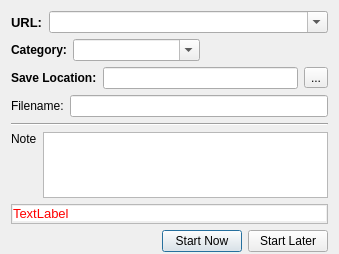
First picture: the form in REXLoader/addtaskdialog.ui, repository RA9OAJ/rexloader, before the edit.
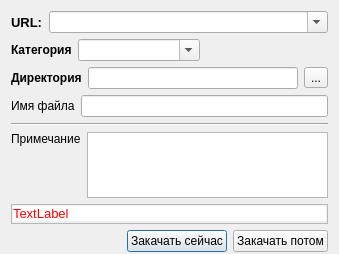
Second picture: the form after the edit.

```diff
--- a/REXLoader/addtaskdialog.ui
+++ b/REXLoader/addtaskdialog.ui
@@ -73,7 +73,7 @@
         <string notr="true">font: bold 12px;</string>
        </property>
        <property name="text">
-        <string>Category:</string>
+        <string>Категория</string>
        </property>
       </widget>
      </item>
@@ -113,7 +113,7 @@
         <string notr="true">font:  bold 12px;</string>
        </property>
        <property name="text">
-        <string>Save Location:</string>
+        <string>Директория</string>
        </property>
       </widget>
      </item>
@@ -147,7 +147,7 @@
      <item>
       <widget class="QLabel" name="label_5">
        <property name="text">
-        <string>Filename:</string>
+        <string>Имя файла</string>
        </property>
       </widget>
      </item>
@@ -170,7 +170,7 @@
        <item>
         <widget class="QLabel" name="label_4">
          <property name="text">
-          <string>Note</string>
+          <string>Примечание</string>
          </property>
         </widget>
        </item>
@@ -264,14 +264,14 @@
      <item>
       <widget class="QPushButton" name="startNowBtn">
        <property name="text">
-        <string>Start Now</string>
+        <string>Закачать сейчас</string>
        </property>
       </widget>
      </item>
      <item>
       <widget class="QPushButton" name="startLaterBtn">
        <property name="text">
-        <string>Start Later</string>
+        <string>Закачать потом</string>
        </property>
       </widget>
      </item>
```
